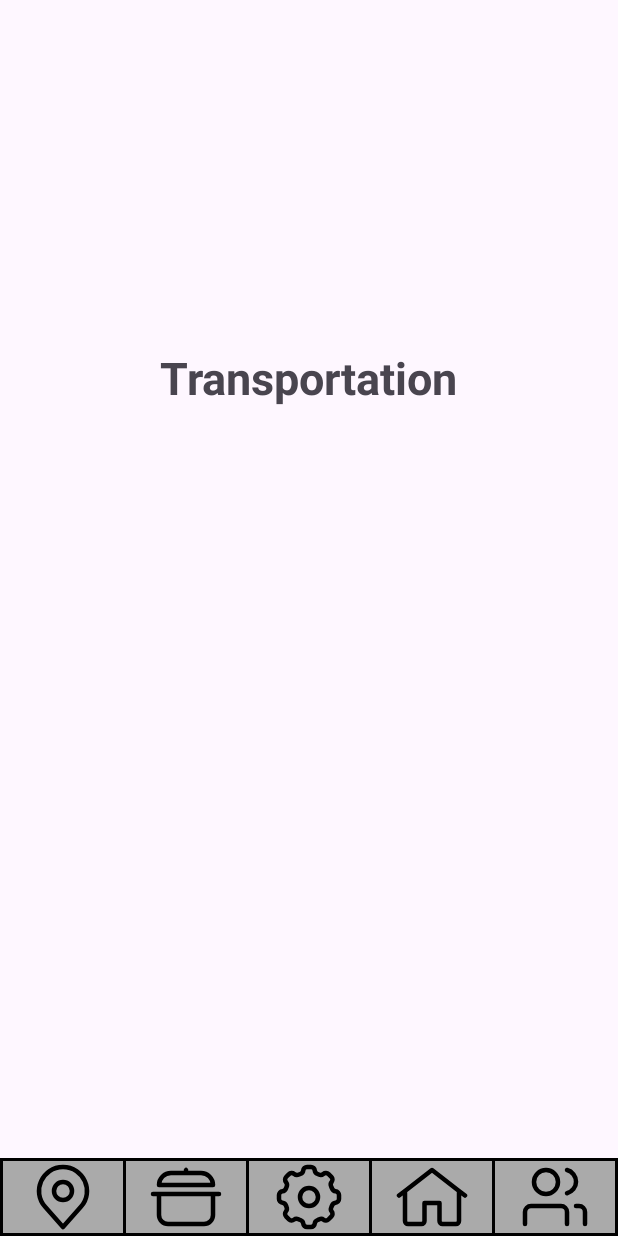
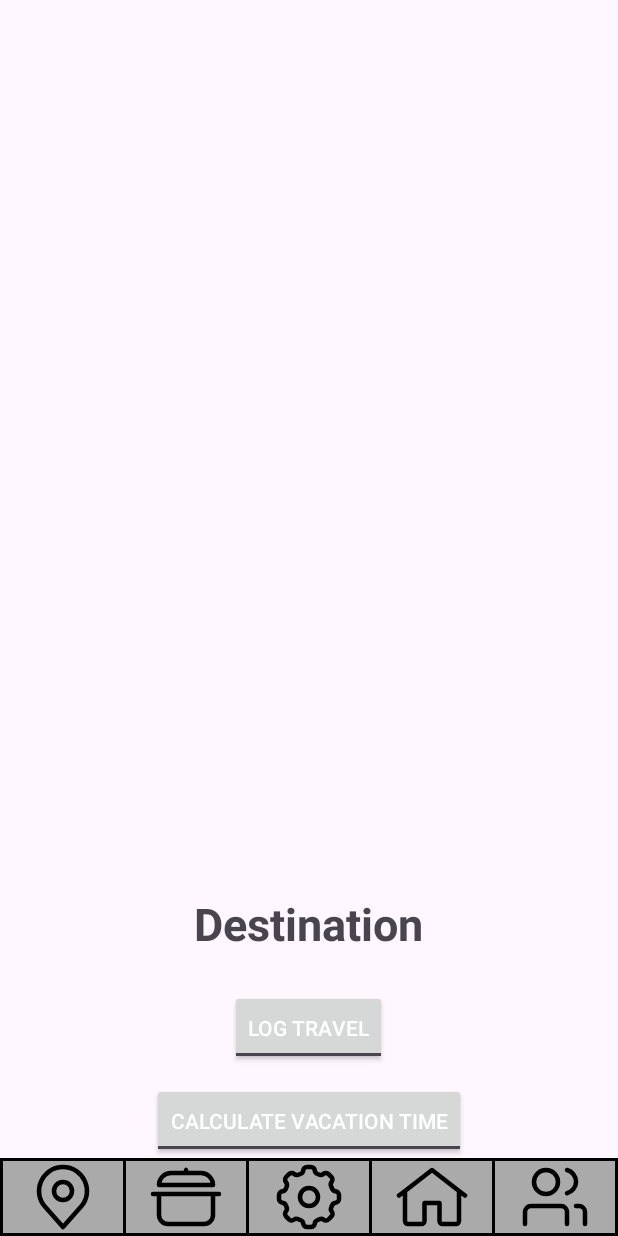
Before and after one commit to vyang2968/CS2340FAC_Team2, an Android app: the DestinationScreen screen opened directly, with no data from a screen before it, on a phone screen of 412 x 824 dp. Run offline under Robolectric (Android 15) with nearby library versions, the light colour scheme and no system bars; our stand-ins replace Firebase (no records; nobody signed in at launch, a user with empty details on screens opened directly); 3 statements that could not run were skipped.

Commit message:
Added Calculate Vacation Time Display

```diff
--- a/Project/Sprint2-main/app/src/main/res/layout/activity_destination.xml
+++ b/Project/Sprint2-main/app/src/main/res/layout/activity_destination.xml
@@ -6,14 +6,88 @@
     android:gravity="bottom">
 
     <TextView
-        android:id="@+id/transportation_header"
+        android:id="@+id/destination_header"
         android:layout_width="wrap_content"
         android:layout_height="wrap_content"
         android:layout_gravity="center"
-        android:layout_marginBottom="500dp"
-        android:text="Transportation"
+        android:paddingBottom="24dp"
+        android:text="Destination"
         android:textSize="30sp"
-        android:textStyle="bold"/>
+        android:textStyle="bold" />
+
+    <ToggleButton
+        android:id="@+id/logOpenButton"
+        android:layout_width="wrap_content"
+        android:layout_height="50dp"
+        android:layout_gravity="center"
+        android:layout_marginBottom="12dp"
+        android:elevation="4dp"
+        android:gravity="center"
+        android:textColor="#FFFFFF"
+        android:textOff="Log Travel"
+        android:textOn="Log Travel" />
+
+    <ToggleButton
+        android:id="@+id/calculateOpenButton"
+        android:layout_width="wrap_content"
+        android:layout_height="50dp"
+        android:layout_gravity="center"
+        android:elevation="4dp"
+        android:gravity="center"
+        android:textColor="#FFFFFF"
+        android:textOff="Calculate Vacation Time"
+        android:textOn="Calculate Vacation Time" />
+    <!-- area for calculating vacation time -->
+    <LinearLayout
+        android:id="@+id/calcArea"
+        android:layout_width="match_parent"
+        android:layout_height="wrap_content"
+        android:orientation="vertical"
+        android:visibility="gone"
+        android:padding="16dp"
+        android:layout_marginTop="16dp"
+        android:elevation="2dp">
+
+        <EditText
+            android:id="@+id/userStartDateInput"
+            android:layout_width="wrap_content"
+            android:layout_height="wrap_content"
+            android:layout_gravity="center"
+            android:layout_marginTop="8dp"
+            android:hint="Start Date"
+            android:padding="12dp" />
+
+        <EditText
+            android:id="@+id/userEndDateInput"
+            android:layout_width="wrap_content"
+            android:layout_height="wrap_content"
+            android:layout_gravity="center"
+            android:layout_marginTop="8dp"
+            android:hint="End Date"
+            android:padding="12dp" />
+
+        <EditText
+            android:id="@+id/durationInput"
+            android:layout_width="wrap_content"
+            android:layout_height="wrap_content"
+            android:layout_gravity="center"
+            android:layout_marginTop="8dp"
+            android:hint="Duration (Days)"
+            android:padding="12dp" />
+
+        <Button
+            android:id="@+id/calculateButton"
+            android:layout_width="wrap_content"
+            android:layout_height="wrap_content"
+            android:layout_gravity="center"
+            android:layout_marginTop="16dp"
+            android:elevation="4dp"
+            android:gravity="center"
+            android:text="Calculate"
+            android:textColor="#FFFFFF" />
+
+    </LinearLayout>
+
     <!-- Navbar -->
     <LinearLayout
         android:id="@+id/navbar"
```
